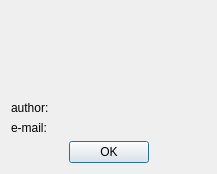
Kolcha/DigitalClock4, file digital_clock/gui/plugin_info_dialog.ui: the form before one commit.
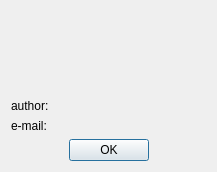
The form after the commit. Icons and pictures are not drawn.

Diff of the .ui file:
```diff
--- a/digital_clock/gui/plugin_info_dialog.ui
+++ b/digital_clock/gui/plugin_info_dialog.ui
@@ -7,7 +7,7 @@
     <x>0</x>
     <y>0</y>
     <width>217</width>
-    <height>174</height>
+    <height>172</height>
    </rect>
   </property>
   <property name="sizePolicy">
```
